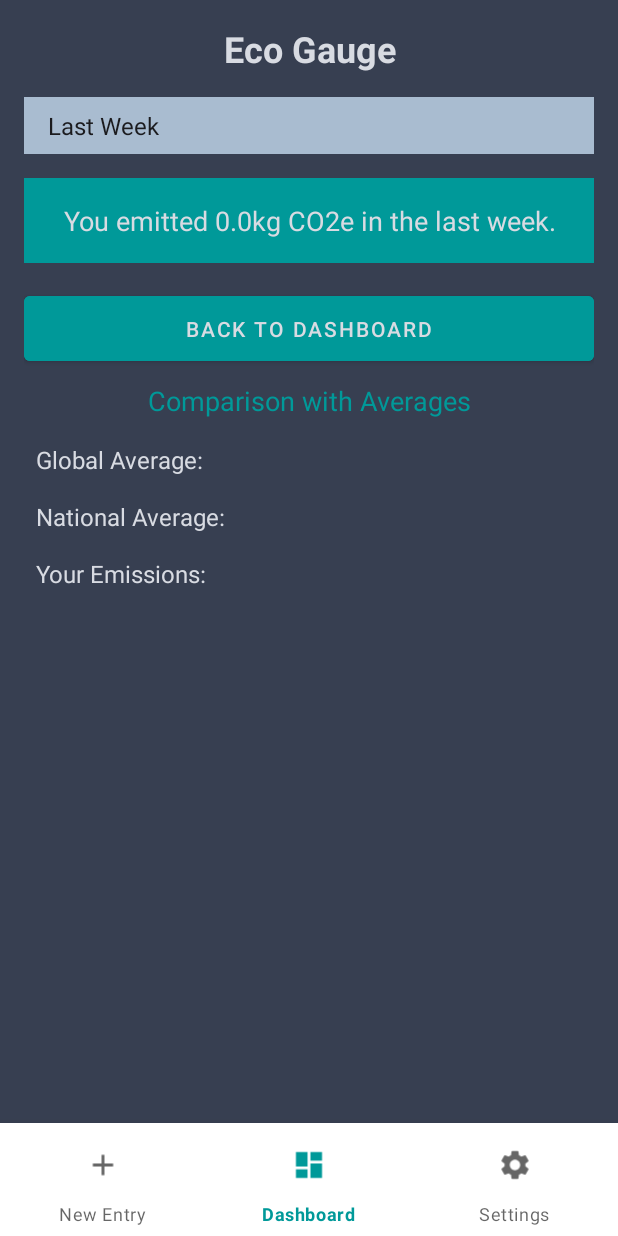
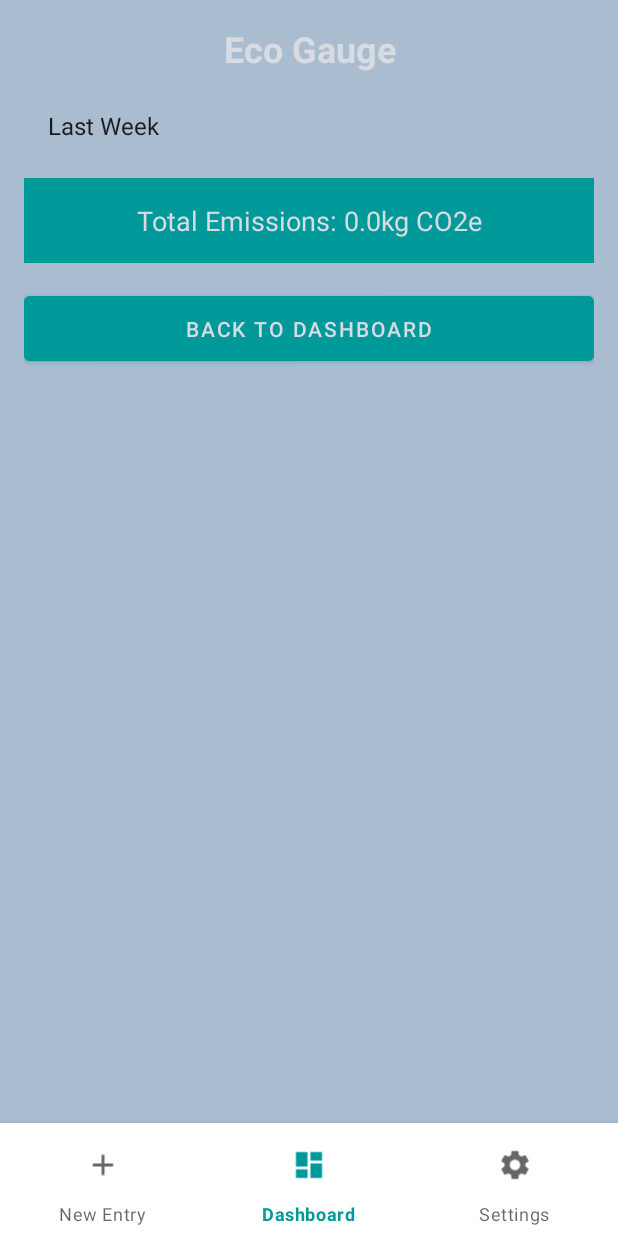
Before and after one commit to dawangk/B07-Planetze, an Android app: the fragment EcoGaugeFragment placed in its activity, on a phone screen of 412 x 824 dp. Run offline under Robolectric (Android 15) with nearby library versions, the phone set to English and light mode, and no system bars; our stand-ins replace Firebase (no records; nobody signed in at launch, a user with empty details on screens opened directly).

Commit message:
Modified Eco Gauge page

```diff
--- a/app/src/main/java/com/example/b07projectfall2024/NavigationBar/EntryDisplay/EcoGaugeFragment.java
+++ b/app/src/main/java/com/example/b07projectfall2024/NavigationBar/EntryDisplay/EcoGaugeFragment.java
@@ -6,18 +6,16 @@ import android.view.View;
 import android.view.ViewGroup;
 import android.widget.AdapterView;
 import android.widget.ArrayAdapter;
-import android.widget.Button;
 import android.widget.Spinner;
 import android.widget.TextView;
 
 import androidx.annotation.NonNull;
 import androidx.annotation.Nullable;
 import androidx.fragment.app.Fragment;
-import androidx.fragment.app.FragmentTransaction;
 
-import com.example.b07projectfall2024.NavigationBar.DashboardFragment;
 import com.example.b07projectfall2024.R;
 import com.google.firebase.auth.FirebaseAuth;
+import com.google.firebase.auth.FirebaseUser;
 import com.google.firebase.database.DataSnapshot;
 import com.google.firebase.database.DatabaseError;
 import com.google.firebase.database.DatabaseReference;
@@ -26,8 +24,10 @@ import com.google.firebase.database.ValueEventListener;
 
 public class EcoGaugeFragment extends Fragment {
 
-    private DatabaseReference db;
-    private String userId;
+    private FirebaseAuth mAuth = FirebaseAuth.getInstance();
+    private FirebaseUser user = mAuth.getCurrentUser();
+    private DatabaseReference dbRef = FirebaseDatabase.getInstance().getReference();
+    private TextView tvEmissionsData;
 
     @Nullable
     @Override
@@ -35,14 +35,8 @@ public class EcoGaugeFragment extends Fragment {
         // Inflate the fragment layout
         View view = inflater.inflate(R.layout.fragment_eco_gauge, container, false);
 
-        // Initialize Firebase
-        db = FirebaseDatabase.getInstance().getReference();
-        userId = FirebaseAuth.getInstance().getUid();
-
-        // Initialize UI elements
         Spinner spinnerTimeRange = view.findViewById(R.id.spinner_time_range);
-        TextView tvEmissionsData = view.findViewById(R.id.tv_emissions_data);
-        Button backToDashboardButton = view.findViewById(R.id.btn_back_to_dashboard);
+        tvEmissionsData = view.findViewById(R.id.tv_emissions_data);
 
         // Set up the dropdown menu (Spinner)
         ArrayAdapter<CharSequence> adapter = ArrayAdapter.createFromResource(
@@ -55,7 +49,7 @@ public class EcoGaugeFragment extends Fragment {
             @Override
             public void onItemSelected(AdapterView<?> parent, View view, int position, long id) {
                 String timeRange = parent.getItemAtPosition(position).toString();
-                fetchEmissionsData(timeRange, tvEmissionsData);
+                fetchEmissionsData(timeRange); // Fetch data from Firebase
             }
 
             @Override
@@ -64,180 +58,59 @@ public class EcoGaugeFragment extends Fragment {
             }
         });
 
-        // Navigate back to Dashboard
-        backToDashboardButton.setOnClickListener(v -> {
-            FragmentTransaction transaction = getActivity().getSupportFragmentManager().beginTransaction();
-            transaction.replace(R.id.fragment_container, new DashboardFragment());
-            transaction.addToBackStack(null);
-            transaction.commit();
-        });
-
         return view;
     }
 
-    /**
-     * Fetch emissions data based on the selected time range.
-     *
-     * @param timeRange The time range selected by the user (e.g., "Last Week").
-     * @param tvEmissionsData The TextView to display the emissions data.
-     */
-    private void fetchEmissionsData(String timeRange, TextView tvEmissionsData) {
-        if (userId == null) {
-            tvEmissionsData.setText("User not logged in");
+    // Fetch emissions data from Firebase
+    private void fetchEmissionsData(String timeRange) {
+        if (user == null) {
+            tvEmissionsData.setText("User not authenticated");
             return;
         }
 
-        DatabaseReference entriesRef = db.child("users").child(userId).child("entries");
-
+        DatabaseReference userRef = dbRef.child("users").child(user.getUid()).child("entries");
+        // Define time range logic
         switch (timeRange) {
             case "Last Week":
-                fetchLastNDaysEmissions(entriesRef, 7, tvEmissionsData, timeRange);
+                fetchDataForRange(userRef, 7);
                 break;
             case "Last Month":
-                fetchLastNDaysEmissions(entriesRef, 30, tvEmissionsData, timeRange);
+                fetchDataForRange(userRef, 30);
                 break;
             case "Last Year":
-                fetchLastNDaysEmissions(entriesRef, 365, tvEmissionsData, timeRange);
+                fetchDataForRange(userRef, 365);
                 break;
             default:
                 tvEmissionsData.setText("No data available.");
-                break;
         }
     }
 
-    /**
-     * Fetch emissions data for the last N days and calculate the total emissions.
-     *
-     * @param entriesRef Reference to the user's entries in Firebase.
-     * @param days Number of days to fetch data for.
-     * @param tvEmissionsData The TextView to display the emissions data.
-     * @param timeRange The time range string for the display.
-     */
-    private void fetchLastNDaysEmissions(DatabaseReference entriesRef, int days, TextView tvEmissionsData, String timeRange) {
-        entriesRef.orderByKey().limitToLast(days).addListenerForSingleValueEvent(new ValueEventListener() {
+    private void fetchDataForRange(DatabaseReference userRef, int days) {
+        userRef.addListenerForSingleValueEvent(new ValueEventListener() {
             @Override
             public void onDataChange(@NonNull DataSnapshot snapshot) {
-                double totalEmissions = 0.0;
+                double totalEmissions = 0;
 
                 for (DataSnapshot dateSnapshot : snapshot.getChildren()) {
-                    // Sum emissions for each day
-                    totalEmissions += calculateDailyEmissions(dateSnapshot);
+                    // Ensure dates within the desired range are processed
+                    // Parse the dates and implement filtering logic here if necessary
+
+                    for (DataSnapshot categorySnapshot : dateSnapshot.getChildren()) {
+                        for (DataSnapshot entrySnapshot : categorySnapshot.getChildren()) {
+                            Object value = entrySnapshot.child("emissions").getValue(); // Assuming emissions stored as "emissions"
+                            if (value != null) {
+                                totalEmissions += Double.parseDouble(value.toString());
+                            }
+                        }
+                    }
                 }
-
-                tvEmissionsData.setText("You emitted " + totalEmissions + "kg CO2e in the " + timeRange.toLowerCase() + ".");
+                tvEmissionsData.setText("Total Emissions: " + totalEmissions + "kg CO2e");
             }
 
             @Override
             public void onCancelled(@NonNull DatabaseError error) {
-                tvEmissionsData.setText("Failed to retrieve data.");
+                tvEmissionsData.setText("Error fetching data.");
             }
         });
     }
-
-    /**
-     * Calculate the total emissions for a single day based on its entries.
-     *
-     * @param dateSnapshot The DataSnapshot for a specific day.
-     * @return The total emissions for that day.
-     */
-    private double calculateDailyEmissions(DataSnapshot dateSnapshot) {
-        double dailyEmissions = 0.0;
-
-        // Transportation emissions
-        if (dateSnapshot.hasChild("transportation")) {
-            for (DataSnapshot transport : dateSnapshot.child("transportation").getChildren()) {
-                if (transport.hasChild("Distance") && transport.hasChild("CarType")) {
-                    double distance = transport.child("Distance").getValue(Double.class);
-                    String carType = transport.child("CarType").getValue(String.class);
-                    dailyEmissions += getCarEmissionRate(carType) * distance;
-                }
-            }
-        }
-
-        // Food emissions
-        if (dateSnapshot.hasChild("food")) {
-            for (DataSnapshot food : dateSnapshot.child("food").getChildren()) {
-                if (food.hasChild("NmbConsumedServings") && food.hasChild("MealType")) {
-                    int servings = food.child("NmbConsumedServings").getValue(Integer.class);
-                    String mealType = food.child("MealType").getValue(String.class);
-                    dailyEmissions += getFoodEmissionRate(mealType) * servings;
-                }
-            }
-        }
-
-        // Consumption emissions
-        if (dateSnapshot.hasChild("consumption")) {
-            for (DataSnapshot consumption : dateSnapshot.child("consumption").getChildren()) {
-                if (consumption.hasChild("BoughtItem")) {
-                    dailyEmissions += calculateConsumptionEmissions(consumption);
-                }
-            }
-        }
-
-        return dailyEmissions;
-    }
-
-    /**
-     * Fetch the emission rate for a car type.
-     *
-     * @param carType The type of car (e.g., "Gasoline").
-     * @return The emission rate per km for the given car type.
-     */
-    private double getCarEmissionRate(String carType) {
-        switch (carType) {
-            case "Gasoline":
-                return 2.3;
-            case "Diesel":
-                return 2.7;
-            case "Hybrid":
-                return 1.8;
-            case "Electric":
-                return 0.0;
-            default:
-                return 0.0;
-        }
-    }
-
-    /**
-     * Fetch the emission rate for a meal type.
-     *
-     * @param mealType The type of meal (e.g., "Beef").
-     * @return The emission rate per serving for the given meal type.
-     */
-    private double getFoodEmissionRate(String mealType) {
-        switch (mealType) {
-            case "Beef":
-                return 27.0;
-            case "Pork":
-                return 12.1;
-            case "Chicken":
-                return 6.9;
-            case "Fish":
-                return 6.1;
-            case "Vegetarian":
-                return 2.0;
-            default:
-                return 0.0;
-        }
-    }
-
-    /**
-     * Calculate emissions from consumption items.
-     *
-     * @param consumption The DataSnapshot for a consumption entry.
-     * @return The emissions for the specific consumption item.
-     */
-    private double calculateConsumptionEmissions(DataSnapshot consumption) {
-        String itemType = consumption.child("BoughtItem").getValue(String.class);
-        switch (itemType) {
-            case "Clothes":
-                int numClothes = consumption.child("NmbClothingBought").getValue(Integer.class);
-                return numClothes * 10.0; // Example rate: 10kg CO2 per clothing item
-            case "Electronics":
-                int numElectronics = consumption.child("NmbPurchased").getValue(Integer.class);
-                return numElectronics * 50.0; // Example rate: 50kg CO2 per electronic item
-            default:
-                return 0.0;
-        }
-    }
 }
--- a/app/src/main/res/layout/fragment_eco_gauge.xml
+++ b/app/src/main/res/layout/fragment_eco_gauge.xml
@@ -1,11 +1,15 @@
 <?xml version="1.0" encoding="utf-8"?>
-<LinearLayout
+<ScrollView
     xmlns:android="http://schemas.android.com/apk/res/android"
     android:layout_width="match_parent"
     android:layout_height="match_parent"
+    android:background="@color/light_gray">
+
+    <LinearLayout
+        android:layout_width="match_parent"
+        android:layout_height="wrap_content"
         android:orientation="vertical"
-    android:padding="16dp"
-    android:background="@color/dark_gray">
+        android:padding="16dp">
 
         <!-- Page title -->
         <TextView
@@ -26,7 +30,8 @@
             android:layout_height="wrap_content"
             android:background="@color/light_gray"
             android:padding="8dp"
-        android:layout_marginBottom="16dp" />
+            android:layout_marginBottom="16dp"
+            android:contentDescription="Select a time range to view your emissions" />
 
         <!-- Emissions data display -->
         <TextView
@@ -39,7 +44,8 @@
             android:gravity="center"
             android:padding="16dp"
             android:background="@color/turquoise"
-        android:layout_marginBottom="16dp" />
+            android:layout_marginBottom="16dp"
+            android:contentDescription="Displays your emissions data based on the selected time range" />
 
         <!-- Back to Dashboard Button -->
         <Button
@@ -49,43 +55,9 @@
             android:backgroundTint="@color/turquoise"
             android:text="Back to Dashboard"
             android:textColor="@color/white"
-        android:padding="12dp" />
+            android:padding="12dp"
+            android:contentDescription="Navigate back to the dashboard" />
 
-    <TextView
-        android:id="@+id/tv_comparison_title"
-        android:layout_width="match_parent"
-        android:layout_height="wrap_content"
-        android:text="Comparison with Averages"
-        android:textColor="@color/turquoise"
-        android:textSize="18sp"
-        android:padding="8dp"
-        android:gravity="center" />
-
-    <TextView
-        android:id="@+id/tv_global_avg"
-        android:layout_width="match_parent"
-        android:layout_height="wrap_content"
-        android:text="Global Average: "
-        android:textColor="@color/white"
-        android:textSize="16sp"
-        android:padding="8dp" />
-
-    <TextView
-        android:id="@+id/tv_national_avg"
-        android:layout_width="match_parent"
-        android:layout_height="wrap_content"
-        android:text="National Average: "
-        android:textColor="@color/white"
-        android:textSize="16sp"
-        android:padding="8dp" />
-
-    <TextView
-        android:id="@+id/tv_user_emissions"
-        android:layout_width="match_parent"
-        android:layout_height="wrap_content"
-        android:text="Your Emissions: "
-        android:textColor="@color/white"
-        android:textSize="16sp"
-        android:padding="8dp" />
 
     </LinearLayout>
+</ScrollView>
```
Lines whose indentation alone changed are shown as unchanged.
